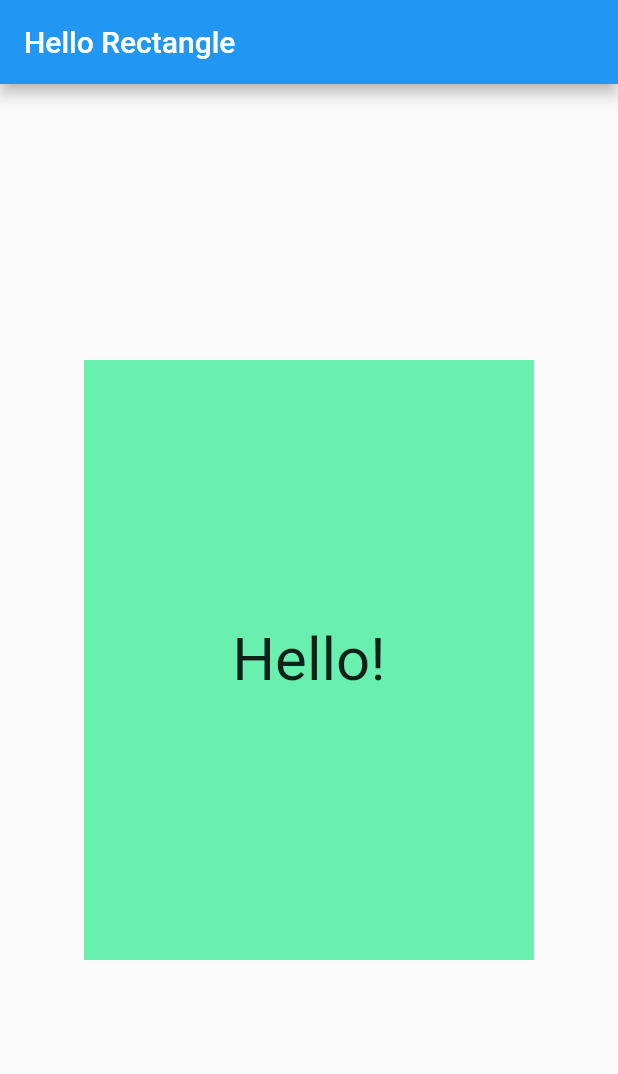
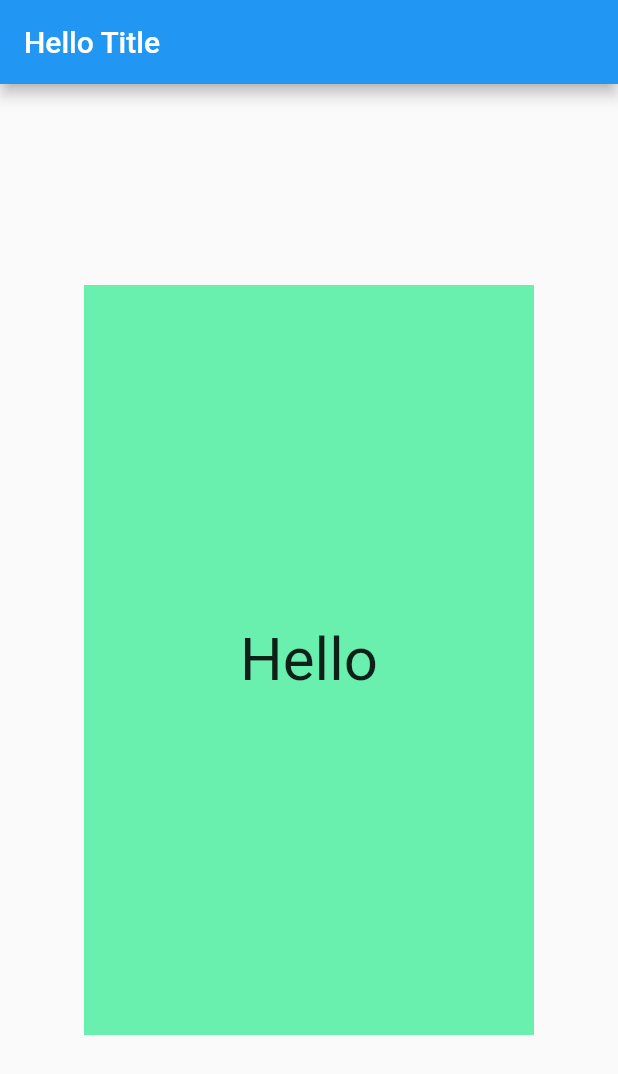
Before and after one commit to mirzarizky/hello_rectangle, a Flutter app: the screen it shows after launch, on a phone screen of 412 x 824 dp. Shown: the top 1074 px of the screen. Run offline on Flutter 3.47's test engine with Material 2 defaults, Android fonts, the phone set to English and light mode, and no system bars.

Commit message:
from the scratch hello rectangle

```diff
--- a/lib/main.dart
+++ b/lib/main.dart
@@ -1,23 +1,4 @@
-// Copyright 2018 The Chromium Authors. All rights reserved.
-// Use of this source code is governed by a BSD-style license that can be
-// found in the LICENSE file.
-
 import 'package:flutter/material.dart';
-
-void main() {
-  runApp(
-    MaterialApp(
-      debugShowCheckedModeBanner: false,
-      title: 'Hello Rectangle',
-      home: Scaffold(
-        appBar: AppBar(
-          title: Text('Hello Rectangle'),
-        ),
-        body: HelloRectangle(),
-      ),
-    ),
-  );
-}
 
 class HelloRectangle extends StatelessWidget {
   @override
@@ -25,16 +6,27 @@ class HelloRectangle extends StatelessWidget {
     return Center(
       child: Container(
         color: Colors.greenAccent,
-        height: 400.0,
-        width: 300.0,
+        width: 300,
+        height: 500,
         child: Center(
           child: Text(
-            'Hello!',
-            style: TextStyle(fontSize: 40.0),
-            textAlign: TextAlign.center,
+            'Hello',
+            style: TextStyle(fontSize: 40),
           ),
         ),
       ),
     );
   }
 }
+
+void main() {
+  runApp(MaterialApp(
+    debugShowCheckedModeBanner: false,
+    home: Scaffold(
+      appBar: AppBar(
+        title: Text('Hello Title'),
+      ),
+      body: HelloRectangle()
+    ),
+  ));
+}
```
